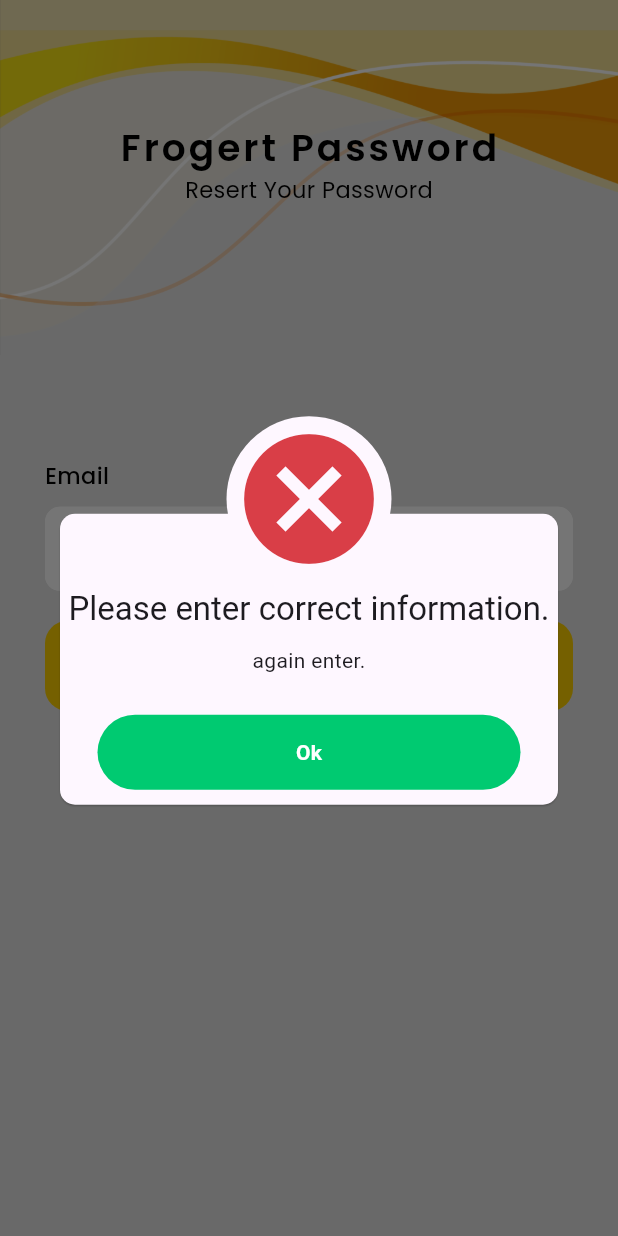
After one commit to Risitha-Nadimal/Food-Deliver-App, a Flutter app: the FrogertPasswortScrren screen opened directly, after a tap on "Send Password resert email", on a phone screen of 412 x 824 dp. The commit adds this screen. Run offline on Flutter 3.47's test engine with Material 3 defaults, Android fonts, the phone set to English and light mode, and no system bars; our stand-ins replace animate_do, awesome_dialog, carousel_slider, cloud_firestore, email_validator, firebase_auth and 2 more; accounts and stored records are empty.

Commit message:
frogert password screeen

```diff
--- /dev/null
+++ b/food_deliver_app/lib/Scrren/loginscreen/frogert_password_screen.dart
@@ -0,0 +1,97 @@
+import 'package:awesome_dialog/awesome_dialog.dart';
+import 'package:email_validator/email_validator.dart';
+import 'package:flutter/material.dart';
+import 'package:food_deliver_app/component/custom_dialog_box.dart';
+import 'package:food_deliver_app/component/custom_header.dart';
+import 'package:food_deliver_app/component/customtextfield.dart';
+import 'package:food_deliver_app/component/custum_button.dart';
+import 'package:food_deliver_app/util/app_function.dart';
+import 'package:google_fonts/google_fonts.dart';
+
+class FrogertPasswortScrren extends StatefulWidget {
+  const FrogertPasswortScrren({super.key});
+
+  @override
+  State<FrogertPasswortScrren> createState() => _FrogertPasswortScrrenState();
+}
+
+class _FrogertPasswortScrrenState extends State<FrogertPasswortScrren> {
+  final _email = TextEditingController();
+  bool isloding = false;
+  @override
+  Widget build(BuildContext context) {
+    return Scaffold(
+        body: Container(
+            height: utilFunction.mediaquary(context).height,
+            color: const Color(0xffE5E5E5),
+            child: Column(children: [
+              const CustomHeader(
+                  image: "top.png",
+                  header: "Frogert Password",
+                  tagline: "Resert Your Password"),
+              const SizedBox(
+                height: 50,
+              ),
+              Padding(
+                  padding:
+                      const EdgeInsets.symmetric(horizontal: 30, vertical: 20),
+                  child: Column(
+                      crossAxisAlignment: CrossAxisAlignment.start,
+                      children: [
+                        Text(
+                          "Email",
+                          style: GoogleFonts.poppins(
+                              color: Colors.black,
+                              fontSize: 15,
+                              fontWeight: FontWeight.w500),
+                        ),
+                        const SizedBox(
+                          height: 10,
+                        ),
+                        CustomTextField(controller: _email),
+                        const SizedBox(
+                          height: 20,
+                        ),
+                        isloding
+                            ? const Center(child: CircularProgressIndicator())
+                            : CustomButton(
+                                onTap: () async {
+                                  if (inputValidation()) {
+                                    setState(() {
+                                      isloding = true;
+                                    });
+
+                                    setState(() {
+                                      isloding = false;
+                                    });
+                                  } else {
+                                    DialogBox().dialogbox(
+                                      context,
+                                      DialogType.error,
+                                      'Please enter correct information.',
+                                      'again enter.',
+                                    );
+                                  }
+                                },
+                                text: "Send Password resert email",
+                              ),
+                        const SizedBox(
+                          height: 20,
+                        ),
+                      ]))
+            ])));
+  }
+
+  bool inputValidation() {
+    var isValid = true;
+    if (_email.text.isEmpty) {
+      isValid = false;
+    } else if (!EmailValidator.validate(_email.text)) {
+      isValid = false;
+    } else {
+      isValid = true;
+    }
+
+    return isValid;
+  }
+}
--- a/food_deliver_app/lib/Scrren/loginscreen/login_screnn.dart
+++ b/food_deliver_app/lib/Scrren/loginscreen/login_screnn.dart
@@ -4,6 +4,7 @@ import 'package:email_validator/email_validator.dart';
 import 'package:firebase_auth/firebase_auth.dart';
 import 'package:flutter/gestures.dart';
 import 'package:flutter/material.dart';
+import 'package:food_deliver_app/Scrren/loginscreen/frogert_password_screen.dart';
 import 'package:food_deliver_app/Scrren/loginscreen/register_screen.dart';
 import 'package:food_deliver_app/component/custom_dialog_box.dart';
 import 'package:food_deliver_app/component/custom_header.dart';
@@ -210,7 +211,20 @@ class _LoginPageState extends State<LoginPage> {
                                           context, const RegisterScreen());
                                     })
                             ])),
-                          )
+                          ),
+                          const SizedBox(height: 5),
+                          GestureDetector(
+                            child: const Center(
+                                child: Text("Frogert Password?",
+                                    style: TextStyle(
+                                        color: Colors.black,
+                                        fontSize: 15,
+                                        fontWeight: FontWeight.bold))),
+                            onTap: () {
+                              utilFunction.navigatorto(
+                                  context, const FrogertPasswortScrren());
+                            },
+                          ),
                         ]),
                   )
                 ],
```
